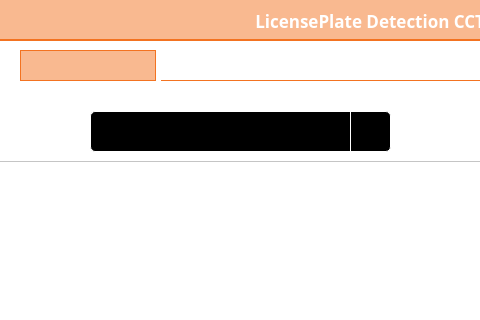
The window that cctv_36/mainwindow.ui (VEDA-ThirtySix/PAMS-client) describes before a commit, drawn with Qt 5; both pictures show x 131 to 611 and y 0 to 320 of the 1052 by 564 pixel window.
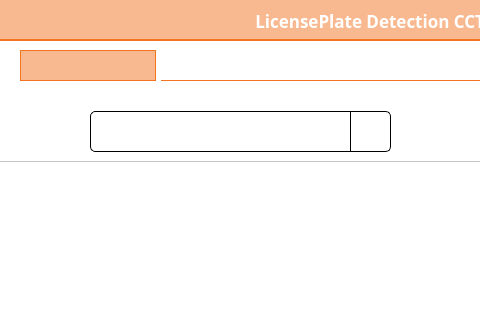
The same window after the commit. Icons and pictures are not drawn.

Commit message: fix: rgba -> rgb

Patch:
```diff
--- a/cctv_36/mainwindow.ui
+++ b/cctv_36/mainwindow.ui
@@ -132,8 +132,8 @@
        </rect>
       </property>
       <property name="styleSheet">
-       <string notr="true">background-color: rgba(0, 0, 0);
-border:1px solid rgba(255, 255, 255);
+       <string notr="true">background-color: rgb(255, 255, 255);
+border:1px solid rgb(0, 0, 0);
 
 border-top-right-radius: 0px; /* 오른쪽 위 모서리 */
 border-bottom-right-radius: 0px; /* 오른쪽 아래 모서리 */
@@ -151,8 +151,8 @@
        </rect>
       </property>
       <property name="styleSheet">
-       <string notr="true">background-color: rgba(0, 0, 0);
-border:1px solid rgba(255, 255, 255);
+       <string notr="true">background-color: rgb(255, 255, 255);
+border:1px solid rgb(0, 0, 0);
 
 
 border-top-right-radius: 5px; /* 오른쪽 위 모서리 */
```
